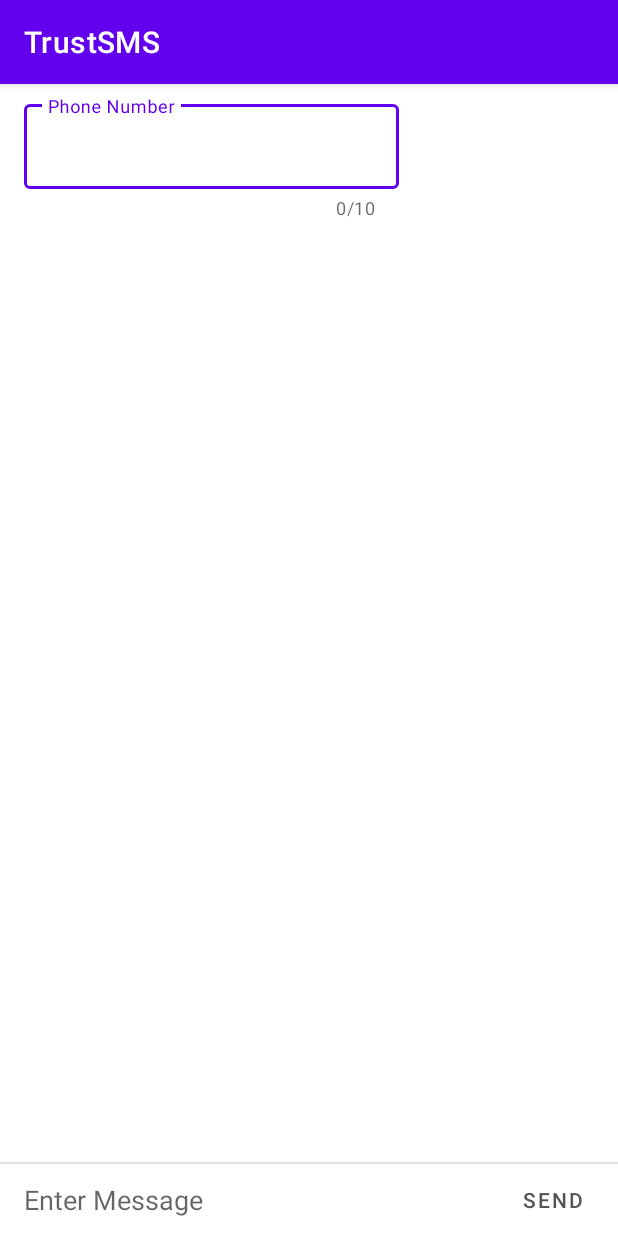
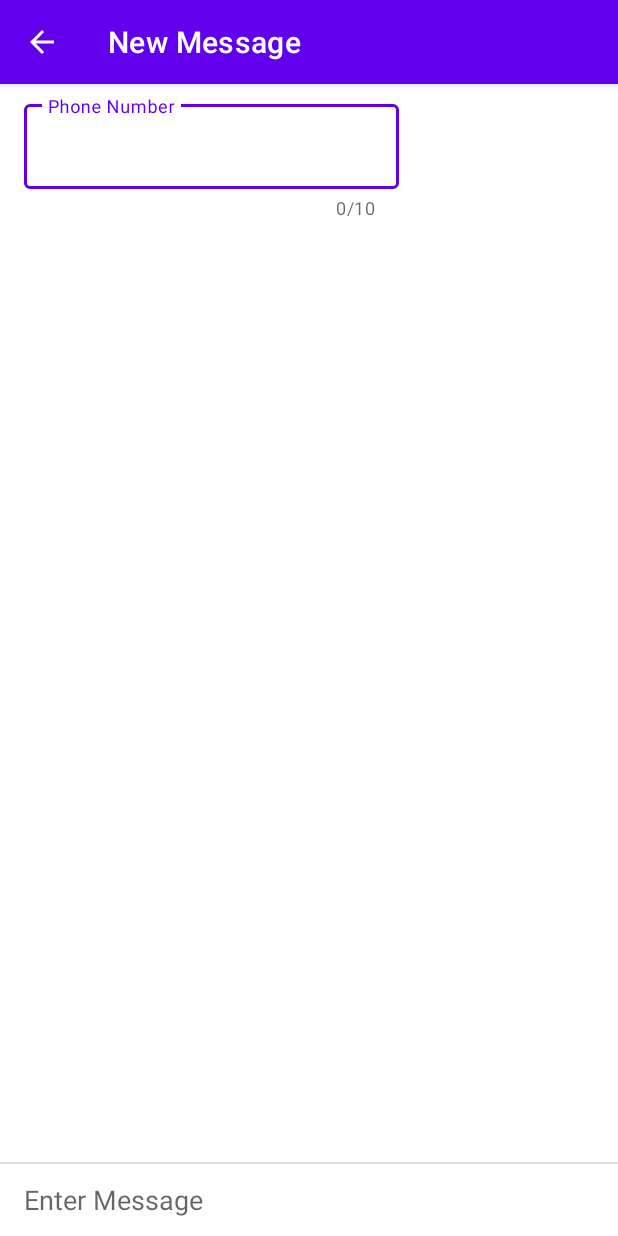
Before and after one commit to preetsha/cpen442-project, an Android app: the ComposeSmsActivity screen opened directly, with no data from a screen before it, on a phone screen of 412 x 824 dp. Run offline under Robolectric (Android 15) with nearby library versions, the phone set to English and light mode, and no system bars.

```diff
--- a/Frontend/app/src/main/AndroidManifest.xml
+++ b/Frontend/app/src/main/AndroidManifest.xml
@@ -62,7 +62,7 @@
         </receiver>
 
         <!-- Activity that allows the user to send new SMS/MMS messages -->
-        <activity android:name=".ComposeSmsActivity">
+        <activity android:name=".ComposeSmsActivity" android:theme="@style/Theme.MyApplication.NoActionBar">
             <intent-filter>
                 <action android:name="android.intent.action.SEND" />
                 <action android:name="android.intent.action.SENDTO" />
--- a/Frontend/app/src/main/java/com/example/myapplication/ComposeSmsActivity.java
+++ b/Frontend/app/src/main/java/com/example/myapplication/ComposeSmsActivity.java
@@ -10,6 +10,7 @@ import android.widget.EditText;
 import android.widget.Toast;
 
 import androidx.appcompat.app.AppCompatActivity;
+import androidx.appcompat.widget.Toolbar;
 
 import com.example.myapplication.databinding.ActivityComposeSmsBinding;
 import com.google.android.material.textfield.TextInputLayout;
@@ -26,6 +27,12 @@ public class ComposeSmsActivity extends AppCompatActivity {
 
         binding = ActivityComposeSmsBinding.inflate(getLayoutInflater());
         setContentView(binding.getRoot());
+
+        Toolbar toolbar = findViewById(R.id.toolbar_compose_sms);
+        setSupportActionBar(toolbar);
+        getSupportActionBar().setTitle("New Message");
+        getSupportActionBar().setDisplayHomeAsUpEnabled(true);
+        getSupportActionBar().setDisplayShowHomeEnabled(true);
 
     }
 
@@ -75,6 +82,12 @@ public class ComposeSmsActivity extends AppCompatActivity {
         phoneNumber = "";
     }
 
+    @Override
+    public boolean onSupportNavigateUp() {
+        onBackPressed();
+        return true;
+    }
+
     public void sendMessage() {
         String msgBody = textInput.getText().toString();
 
--- a/Frontend/app/src/main/res/layout/activity_compose_sms.xml
+++ b/Frontend/app/src/main/res/layout/activity_compose_sms.xml
@@ -4,6 +4,22 @@
     xmlns:tools="http://schemas.android.com/tools"
     android:layout_width="match_parent"
     android:layout_height="match_parent">
+
+    <com.google.android.material.appbar.AppBarLayout
+        android:layout_width="match_parent"
+        android:layout_height="wrap_content"
+        android:theme="@style/Theme.MyApplication.AppBarOverlay"
+        android:id="@+id/toolbarlayout"
+        app:layout_constraintTop_toTopOf="parent">
+
+        <androidx.appcompat.widget.Toolbar
+            android:id="@+id/toolbar_compose_sms"
+            android:layout_width="match_parent"
+            android:layout_height="?attr/actionBarSize"
+            android:background="@color/purple_500"
+            app:popupTheme="@style/Theme.MyApplication.PopupOverlay" />
+
+    </com.google.android.material.appbar.AppBarLayout>
 
     <com.google.android.material.textfield.TextInputLayout
         android:id="@+id/edit_recipient"
@@ -19,7 +35,7 @@
         app:layout_constraintHorizontal_bias="0.0"
         app:counterEnabled="true"
         app:counterMaxLength="10"
-        app:layout_constraintTop_toTopOf="parent"
+        app:layout_constraintTop_toBottomOf="@id/toolbarlayout"
         app:layout_constraintEnd_toEndOf="parent"
         app:layout_constraintStart_toStartOf="parent">
 
@@ -74,7 +90,7 @@
             android:layout_marginLeft="5dp"
             android:background="?attr/selectableItemBackground"
             android:text="Send"
-            android:textColor="@color/gray_dark" />
+            android:textColor="#ffffff" />
 
     </RelativeLayout>
 
```
